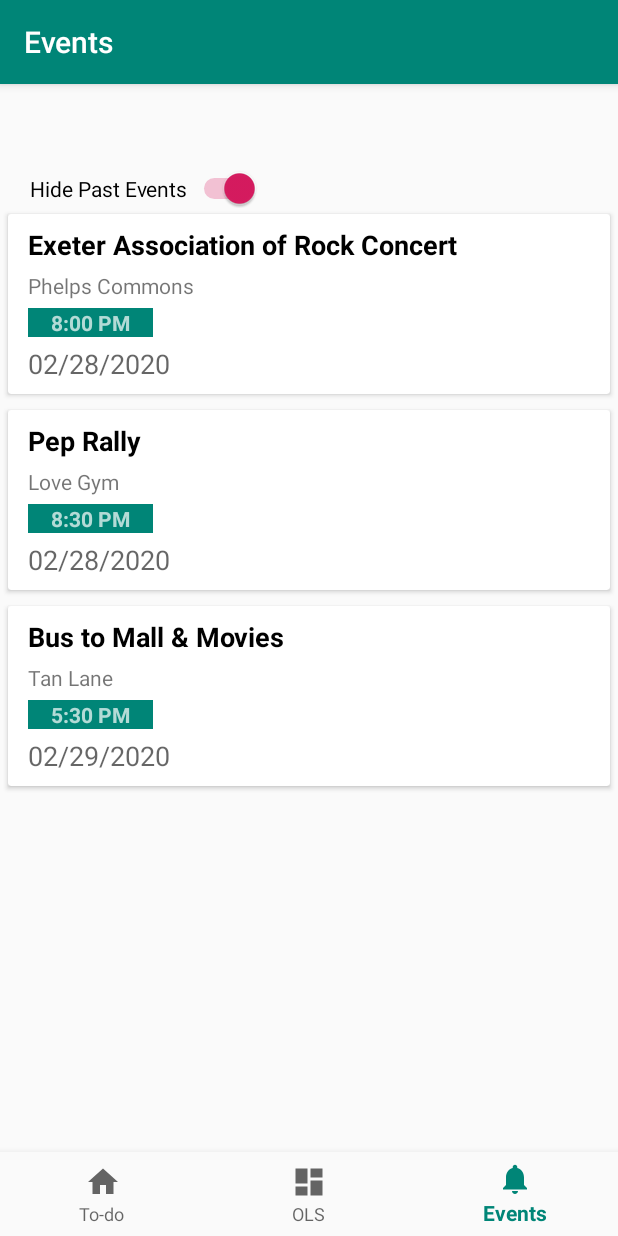
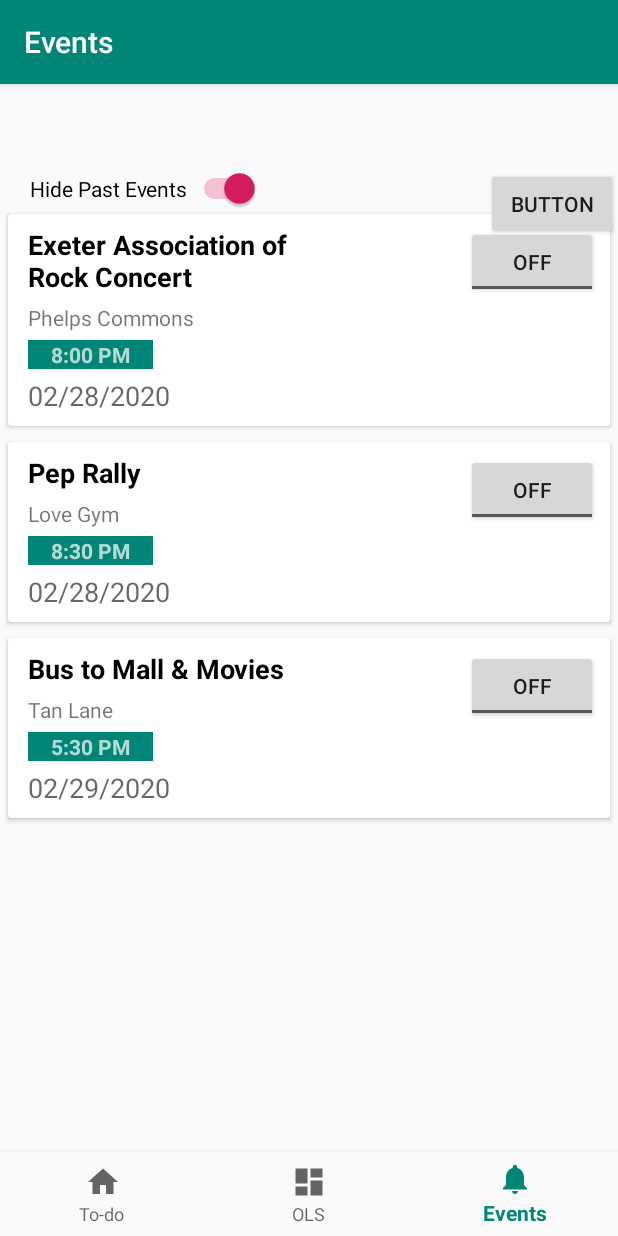
Before and after one commit to josephchen1/Connexeter, an Android app: the screen it shows after launch (MainActivity), item 3 of the bottom bar chosen, on a phone screen of 412 x 824 dp. Run offline under Robolectric (Android 15) with nearby library versions, the phone set to English and light mode, and no system bars; our stand-ins replace navigation-ui.

Commit message:
Add notification functionality for Events

```diff
--- a/app/src/main/AndroidManifest.xml
+++ b/app/src/main/AndroidManifest.xml
@@ -3,6 +3,7 @@
     package="com.example.connexeter">
 
     <application
+        android:name=".ui.notifications.App"
         android:allowBackup="true"
         android:icon="@mipmap/ic_launcher"
         android:label="@string/app_name"
--- /dev/null
+++ b/app/src/main/java/com/example/connexeter/ui/notifications/App.java
@@ -0,0 +1,46 @@
+package com.example.connexeter.ui.notifications;
+
+import android.app.Application;
+import android.app.NotificationChannel;
+import android.app.NotificationManager;
+import android.os.Build;
+
+public class App extends Application {
+
+    public static final String CHANNEL_1_ID = "channel1";
+    public static final String CHANNEL_2_ID = "channel2";
+
+    @Override
+    public void onCreate() {
+        super.onCreate();
+
+        createNotificationChannels();
+    }
+
+    private void createNotificationChannels() {
+        if (Build.VERSION.SDK_INT >= Build.VERSION_CODES.O) {
+            NotificationChannel channel1 = new NotificationChannel(
+                    CHANNEL_1_ID,
+                    "Event Alert",
+                    NotificationManager.IMPORTANCE_HIGH
+
+            );
+
+            channel1.setDescription("This is Channel 1");
+
+            NotificationChannel channel2 = new NotificationChannel(
+                    CHANNEL_2_ID,
+                    "Event Alert2",
+                    NotificationManager.IMPORTANCE_LOW
+
+            );
+
+            channel2.setDescription("This is Channel 2");
+
+            NotificationManager manager = getSystemService(NotificationManager.class);
+            manager.createNotificationChannel(channel1);
+            manager.createNotificationChannel(channel2);
+
+        }
+    }
+}
--- a/app/src/main/java/com/example/connexeter/ui/notifications/Event.java
+++ b/app/src/main/java/com/example/connexeter/ui/notifications/Event.java
@@ -1,14 +1,18 @@
 package com.example.connexeter.ui.notifications;
 
 
+import android.widget.ToggleButton;
+
+
 import java.text.ParseException;
-import java.util.Comparator;
 import java.util.Date;
 import java.text.SimpleDateFormat;
 
 public class Event {
 
     private String title, description, startTime, endTime, date;
+    private boolean toggle;
+    ToggleButton toggleNotif;
     SimpleDateFormat f = new SimpleDateFormat("MM/dd/yyyy");
     SimpleDateFormat t = new SimpleDateFormat("h:mm a");
 
@@ -18,6 +22,7 @@ public class Event {
         this.startTime = startTime;
         this.date = date;
         this.endTime = "";
+        this.toggle = false;
     }
 
     public Event(String title, String description, String startTime, String endTime, String date) {
@@ -26,8 +31,17 @@ public class Event {
         this.startTime = startTime;
         this.endTime = endTime;
         this.date = date;
+        this.toggle = false;
     }
 
+
+    public boolean getToggle () {
+        return toggle;
+    }
+
+    public void setToggle(boolean f) {
+        this.toggle = f;
+    }
 
     public String getTitle() {
         return title;
--- a/app/src/main/java/com/example/connexeter/ui/notifications/EventAdapter.java
+++ b/app/src/main/java/com/example/connexeter/ui/notifications/EventAdapter.java
@@ -4,7 +4,10 @@ import android.content.Context;
 import android.view.LayoutInflater;
 import android.view.View;
 import android.view.ViewGroup;
+import android.widget.CompoundButton;
 import android.widget.TextView;
+import android.widget.Toast;
+import android.widget.ToggleButton;
 
 import androidx.annotation.NonNull;
 import androidx.recyclerview.widget.RecyclerView;
@@ -43,6 +46,8 @@ public class EventAdapter extends RecyclerView.Adapter<EventAdapter.EventViewHol
             holder.textViewTime.setText(event.getStartTime());
         }
         holder.textViewDate.setText(event.getDate());
+        holder.toggleNotif.setChecked(event.getToggle());
+        event.setToggle(event.getToggle());
     }
 
     @Override
@@ -53,6 +58,7 @@ public class EventAdapter extends RecyclerView.Adapter<EventAdapter.EventViewHol
     class EventViewHolder extends RecyclerView.ViewHolder{
 
         TextView textViewTitle, textViewDescription, textViewTime, textViewDate;
+        ToggleButton toggleNotif;
 
         public EventViewHolder(View eventView) {
             super(eventView);
@@ -61,6 +67,8 @@ public class EventAdapter extends RecyclerView.Adapter<EventAdapter.EventViewHol
             textViewDescription = itemView.findViewById(R.id.textViewDescription);
             textViewTime = itemView.findViewById(R.id.textViewTime);
             textViewDate = itemView.findViewById(R.id.textViewDate);
+            toggleNotif = itemView.findViewById(R.id.toggleNotif);
+
 
         }
     }
--- a/app/src/main/java/com/example/connexeter/ui/notifications/NotificationsFragment.java
+++ b/app/src/main/java/com/example/connexeter/ui/notifications/NotificationsFragment.java
@@ -1,19 +1,30 @@
 package com.example.connexeter.ui.notifications;
 
-import android.app.Activity;
+
+import android.app.Notification;
+import android.app.NotificationManager;
 import android.content.Context;
+import android.content.Intent;
 import android.content.SharedPreferences;
 import android.os.Bundle;
+import android.sax.RootElement;
 import android.view.LayoutInflater;
 import android.view.View;
 import android.view.ViewGroup;
+import android.widget.Button;
 import android.widget.CompoundButton;
+import android.widget.EditText;
+import android.widget.LinearLayout;
+import android.widget.RelativeLayout;
 import android.widget.Switch;
 import android.widget.TextView;
 import android.widget.Toast;
+import android.widget.ToggleButton;
 
 import androidx.annotation.Nullable;
 import androidx.annotation.NonNull;
+import androidx.core.app.NotificationCompat;
+import androidx.core.app.NotificationManagerCompat;
 import androidx.fragment.app.Fragment;
 import androidx.lifecycle.Observer;
 import androidx.lifecycle.ViewModelProviders;
@@ -28,6 +39,7 @@ import java.util.Calendar;
 import java.util.List;
 
 import static android.content.Context.MODE_PRIVATE;
+import static com.example.connexeter.ui.notifications.App.CHANNEL_1_ID;
 
 //TODO: use SimpleDateFormat to compare startTimes; separate Time to startTime and endTime
 //TODO: so you can compare startTime and organize it like so, make sure when comparing
@@ -36,25 +48,51 @@ import static android.content.Context.MODE_PRIVATE;
 
 public class NotificationsFragment extends Fragment {
 
+    private NotificationManagerCompat notificationManager;
+    private EditText editTextTitle;
+    private EditText editTextMessage;
+
     private NotificationsViewModel notificationsViewModel;
     public RecyclerView recyclerView;
     List<Event> eventList;
     Long tsLong = System.currentTimeMillis();
 
+    public void sendOnChannel1(View v) {
+        String title = "hi";
+        String message = "bye";
 
+        Notification notification = new NotificationCompat.Builder(getContext(), CHANNEL_1_ID)
+                .setSmallIcon(R.drawable.ic_1)
+                .setContentTitle(title)
+                .setContentText(message)
+                .build();
+
+        notificationManager.notify(1, notification);
+    }
+
+    public void sendOnChannel2(View v) {
+
+
+    }
     public View onCreateView(@NonNull LayoutInflater inflater,
                              ViewGroup container, Bundle savedInstanceState) {
 
-        notificationsViewModel = ViewModelProviders.of(this).get(NotificationsViewModel.class);
+        notificationManager = NotificationManagerCompat.from(getContext());
         View root = inflater.inflate(R.layout.fragment_notifications, container, false);
         eventList = new ArrayList<>();
         recyclerView = root.findViewById(R.id.recyclerView);
         recyclerView.setHasFixedSize(true);
         final Switch showPast = (Switch) root.findViewById(R.id.showSwitch);
+        final Button notifBtn = (Button) root.findViewById(R.id.notifBtn);
         recyclerView.setLayoutManager(new LinearLayoutManager(getActivity()));
         SharedPreferences pref = this.getActivity().getSharedPreferences("pref", Context.MODE_PRIVATE);
         showPast.setChecked(pref.getBoolean("value", true));
 
+        notifBtn.setOnClickListener(new View.OnClickListener() {
+            public void onClick(View v) {
+               sendOnChannel1(getView());
+            }
+        });
 
         if(showPast.isChecked()) {
             add();
@@ -80,6 +118,24 @@ public class NotificationsFragment extends Fragment {
             add();
             recyclerView.setLayoutManager(new LinearLayoutManager(getActivity()));
         }
+
+        /*for (int x = 0; x < eventList.size(); x++) {
+            RelativeLayout layout = (RelativeLayout) getActivity().findViewById(R.id.eventLayout);
+            ToggleButton toggleNotif = (ToggleButton) layout.findViewById(R.id.toggleNotif);
+            toggleNotif.setChecked(eventList.get(x).getToggle());
+            toggleNotif.setOnCheckedChangeListener(new CompoundButton.OnCheckedChangeListener() {
+                @Override
+                public void onCheckedChanged(CompoundButton buttonView, boolean isChecked) {
+                    if (isChecked) {
+                        Toast.makeText(getActivity(), "pls work", Toast.LENGTH_SHORT).show();
+                    } else {
+                        Toast.makeText(getActivity(), "pls dont work", Toast.LENGTH_SHORT).show();
+                    }
+                }
+            });
+
+        }*/
+
         showPast.setOnCheckedChangeListener(new CompoundButton.OnCheckedChangeListener() {
             public void onCheckedChanged(CompoundButton buttonView, boolean isChecked) {
                 if (isChecked) {
@@ -267,6 +323,7 @@ public class NotificationsFragment extends Fragment {
             }
         }
 
+
     }
 
 }
--- /dev/null
+++ b/app/src/main/res/drawable/ic_1.xml
@@ -0,0 +1,9 @@
+<vector xmlns:android="http://schemas.android.com/apk/res/android"
+        android:width="24dp"
+        android:height="24dp"
+        android:viewportWidth="24.0"
+        android:viewportHeight="24.0">
+    <path
+        android:fillColor="#FF000000"
+        android:pathData="M17,10L7,10v2h10v-2zM19,3h-1L18,1h-2v2L8,3L8,1L6,1v2L5,3c-1.11,0 -1.99,0.9 -1.99,2L3,19c0,1.1 0.89,2 2,2h14c1.1,0 2,-0.9 2,-2L21,5c0,-1.1 -0.9,-2 -2,-2zM19,19L5,19L5,8h14v11zM14,14L7,14v2h7v-2z"/>
+</vector>
--- a/app/src/main/res/layout/fragment_notifications.xml
+++ b/app/src/main/res/layout/fragment_notifications.xml
@@ -14,6 +14,13 @@
         android:checked="true"
         android:text="Hide Past Events" />
 
+    <Button
+        android:id="@+id/notifBtn"
+        android:layout_width="wrap_content"
+        android:layout_height="wrap_content"
+        android:layout_alignParentRight="true"
+        android:text="Button" />
+
     <androidx.recyclerview.widget.RecyclerView
         android:id="@+id/recyclerView"
         android:layout_width="match_parent"
--- a/app/src/main/res/layout/layout_events.xml
+++ b/app/src/main/res/layout/layout_events.xml
@@ -16,13 +16,14 @@
             android:layout_margin="5dp">
 
             <RelativeLayout
+                android:id="@+id/eventLayout"
                 android:layout_width="match_parent"
                 android:layout_height="wrap_content"
                 android:padding="8dp">
 
                 <TextView
                     android:id="@+id/textViewTitle"
-                    android:layout_width="match_parent"
+                    android:layout_width="200dp"
                     android:layout_height="wrap_content"
                     android:layout_marginLeft="5dp"
                     android:text=""
@@ -63,6 +64,13 @@
                     android:layout_marginTop="5dp"
                     android:textAppearance="@style/Base.TextAppearance.AppCompat.Medium" />
 
+                <ToggleButton
+                    android:id="@+id/toggleNotif"
+                    android:layout_width="wrap_content"
+                    android:layout_height="wrap_content"
+                    android:layout_alignParentRight="true"
+                    android:text="ToggleButton" />
+
             </RelativeLayout>
         </androidx.cardview.widget.CardView>
     </LinearLayout>
```
